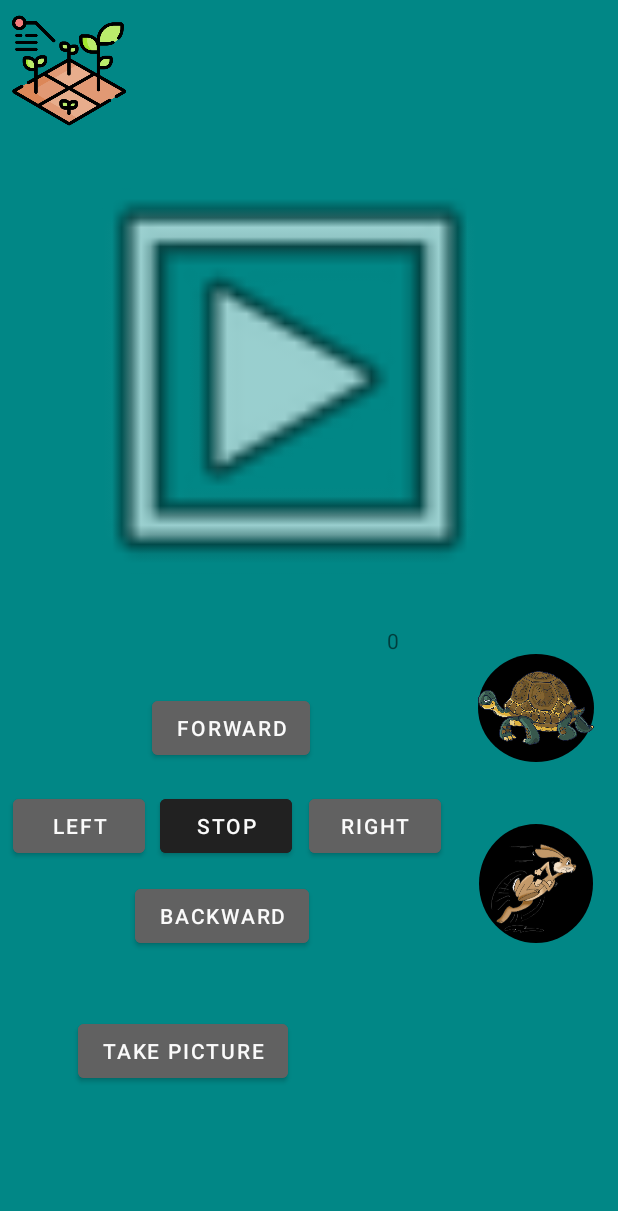
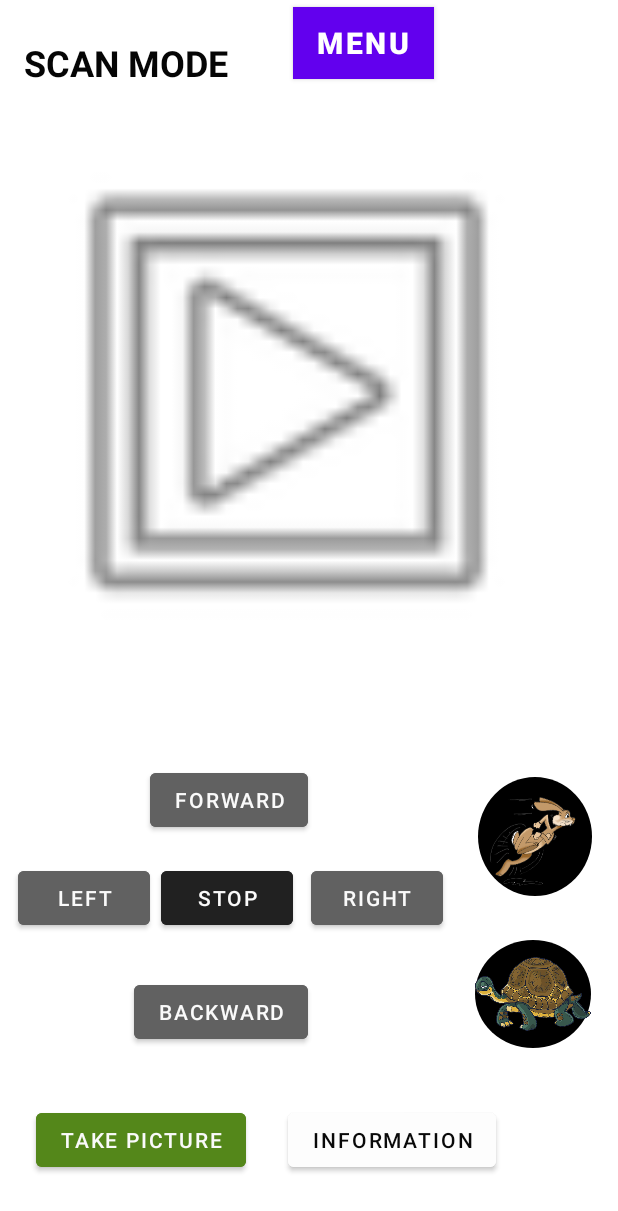
Before and after one commit to DIT113-V22/group-14, an Android app: the MainActivity screen opened directly, with no data from a screen before it, on a phone screen of 412 x 824 dp. Shown: the top 1211 px of the screen. Run offline under Robolectric (Android 15) with nearby library versions, the phone set to English and light mode, and no system bars; libraries missing offline, so code that uses them is left out: org.eclipse.paho; 2 statements that could not run were skipped.

Commit message:
landscape mode #38

```diff
--- a/android/SmartcarMqttController/app/src/main/java/platis/solutions/smartcarmqttcontroller/MainActivity.java
+++ b/android/SmartcarMqttController/app/src/main/java/platis/solutions/smartcarmqttcontroller/MainActivity.java
@@ -60,6 +60,19 @@ public class MainActivity extends AppCompatActivity {
         ImageButton turtleButton = findViewById(R.id.turtleButton);
         ImageButton rabbitButton = findViewById(R.id.rabbitButton);
 
+        Button menuButton;
+
+        menuButton = (Button) findViewById(R.id.menuButton);
+
+        menuButton.setOnClickListener(new View.OnClickListener() {
+            @Override
+            public void onClick(View view) {
+                Intent intent = new Intent(MainActivity.this, HomeScreen.class);
+                startActivity(intent);
+            }
+        });
+
+
         //action when the turtle button is clicked
         turtleButton.setOnClickListener(new View.OnClickListener() {
             @Override
@@ -114,8 +127,8 @@ public class MainActivity extends AppCompatActivity {
         });
 
         //Experiment to get the speed value on the screen. Not working properly yet
-        TextView textView = (TextView) findViewById(R.id.realSpeed);
-        textView.setText(Integer.toString(speedMode));
+       // TextView textView = (TextView) findViewById(R.id.realSpeed);
+        //textView.setText(Integer.toString(speedMode));
     }
 
     @Override
--- a/android/SmartcarMqttController/app/src/main/res/layout/activity_main.xml
+++ b/android/SmartcarMqttController/app/src/main/res/layout/activity_main.xml
@@ -8,66 +8,47 @@
 
     <androidx.constraintlayout.widget.ConstraintLayout
         android:id="@+id/linearLayout"
-        android:layout_width="0dp"
-        android:layout_height="0dp"
-        android:background="@color/teal_700"
+        android:layout_width="match_parent"
+        android:layout_height="match_parent"
+        android:background="@color/white"
         android:gravity="center"
         android:orientation="vertical"
-        app:layout_constraintBottom_toBottomOf="parent"
-        app:layout_constraintEnd_toEndOf="parent"
-        app:layout_constraintStart_toStartOf="parent"
-        app:layout_constraintTop_toTopOf="parent">
+        tools:layout_editor_absoluteX="0dp"
+        tools:layout_editor_absoluteY="-26dp">
 
-
-        <ImageView
-            android:id="@+id/imageView4"
-            android:layout_width="0dp"
-            android:layout_height="0dp"
-            android:layout_marginStart="6dp"
-            android:layout_marginTop="5dp"
-            android:layout_marginEnd="6dp"
-            android:layout_marginBottom="21dp"
-            app:layout_constraintBottom_toTopOf="@+id/imageView"
-            app:layout_constraintEnd_toStartOf="@+id/button12"
-            app:layout_constraintStart_toStartOf="@+id/imageView"
-            app:layout_constraintTop_toTopOf="parent"
-            app:srcCompat="@drawable/logo" />
 
         <Button
             android:id="@+id/button11"
             android:layout_width="wrap_content"
             android:layout_height="wrap_content"
-            android:layout_marginStart="101dp"
-            android:layout_marginEnd="111dp"
+            android:layout_marginStart="100dp"
             android:layout_marginBottom="17dp"
             android:backgroundTint="#616161"
             android:onClick="moveForward"
             android:text="FORWARD"
             android:textColor="#FAFAFA"
             app:layout_constraintBottom_toTopOf="@+id/button14"
-            app:layout_constraintEnd_toStartOf="@+id/turtleButton"
             app:layout_constraintStart_toStartOf="parent" />
 
         <Button
             android:id="@+id/button15"
             android:layout_width="wrap_content"
             android:layout_height="wrap_content"
-            android:layout_marginStart="8dp"
-            android:layout_marginEnd="221dp"
+            android:layout_marginStart="12dp"
+            android:layout_marginBottom="28dp"
             android:backgroundTint="#616161"
             android:onClick="turnLeft"
             android:text="Left"
             android:textColor="#FAFAFA"
-            app:layout_constraintBaseline_toBaselineOf="@+id/button14"
-            app:layout_constraintEnd_toStartOf="@+id/rabbitButton"
+            app:layout_constraintBottom_toTopOf="@+id/button12"
             app:layout_constraintStart_toStartOf="parent" />
 
         <Button
             android:id="@+id/button14"
             android:layout_width="wrap_content"
             android:layout_height="wrap_content"
-            android:layout_marginStart="10dp"
-            android:layout_marginBottom="12dp"
+            android:layout_marginStart="7dp"
+            android:layout_marginBottom="28dp"
             android:backgroundTint="#212121"
             android:onClick="stop"
             android:text="Stop"
@@ -79,49 +60,65 @@
             android:id="@+id/button13"
             android:layout_width="wrap_content"
             android:layout_height="wrap_content"
+            android:layout_marginStart="12dp"
+            android:layout_marginBottom="113dp"
             android:backgroundTint="#616161"
             android:onClick="turnRight"
             android:text="Right"
             android:textColor="#FAFAFA"
-            app:layout_constraintBaseline_toBaselineOf="@+id/button14"
-            app:layout_constraintStart_toEndOf="@+id/button12" />
+            app:layout_constraintBottom_toTopOf="@+id/information"
+            app:layout_constraintStart_toEndOf="@+id/button14" />
 
         <Button
             android:id="@+id/button12"
             android:layout_width="wrap_content"
             android:layout_height="wrap_content"
-            android:layout_marginStart="81dp"
-            android:layout_marginBottom="42dp"
+            android:layout_marginStart="89dp"
+            android:layout_marginBottom="37dp"
             android:backgroundTint="#616161"
             android:onClick="moveBackward"
             android:text="Backward"
             android:textColor="#FAFAFA"
             app:layout_constraintBottom_toTopOf="@+id/takePicture"
-            app:layout_constraintStart_toStartOf="@+id/button15" />
+            app:layout_constraintStart_toStartOf="parent" />
 
         <ImageView
             android:id="@+id/imageView"
-            android:layout_width="0dp"
-            android:layout_height="0dp"
+            android:layout_width="350dp"
+            android:layout_height="370dp"
             android:layout_marginStart="2dp"
             android:layout_marginTop="110dp"
             android:layout_marginEnd="2dp"
             android:layout_marginBottom="132dp"
             app:layout_constraintBottom_toTopOf="@+id/rabbitButton"
             app:layout_constraintEnd_toEndOf="parent"
+            app:layout_constraintHorizontal_bias="0.491"
             app:layout_constraintStart_toStartOf="parent"
             app:layout_constraintTop_toTopOf="parent"
+            app:layout_constraintVertical_bias="0.215"
             app:srcCompat="@android:drawable/ic_menu_slideshow" />
 
         <Button
             android:id="@+id/takePicture"
             android:layout_width="wrap_content"
             android:layout_height="wrap_content"
-            android:layout_marginStart="52dp"
-            android:layout_marginBottom="99dp"
-            android:backgroundTint="#616161"
+            android:layout_marginStart="24dp"
+            android:layout_marginBottom="40dp"
+            android:backgroundTint="#54871A"
             android:text="Take Picture"
             android:textColor="#FAFAFA"
+            app:layout_constraintBottom_toBottomOf="parent"
+            app:layout_constraintStart_toStartOf="parent" />
+
+        <Button
+            android:id="@+id/information"
+            android:layout_width="wrap_content"
+            android:layout_height="wrap_content"
+            android:layout_marginStart="192dp"
+            android:layout_marginBottom="40dp"
+            android:backgroundTint="#FDFDFD"
+            android:text="INFORMATION"
+            android:textColor="#090909"
             app:layout_constraintBottom_toBottomOf="parent"
             app:layout_constraintStart_toStartOf="parent" />
 
@@ -129,42 +126,57 @@
             android:id="@+id/turtleButton"
             android:layout_width="77dp"
             android:layout_height="72dp"
-            android:layout_marginEnd="16dp"
-            android:layout_marginBottom="297dp"
+            android:layout_marginStart="111dp"
+            android:layout_marginBottom="37dp"
             android:background="@drawable/button_select_states"
             android:scaleType="fitCenter"
             android:src="@drawable/turtle2"
-            app:layout_constraintBottom_toBottomOf="parent"
-            app:layout_constraintEnd_toEndOf="parent"
-            app:layout_constraintStart_toEndOf="@+id/button11"
-            app:layout_constraintTop_toBottomOf="@+id/imageView" />
+            app:layout_constraintBottom_toTopOf="@+id/information"
+            app:layout_constraintStart_toEndOf="@+id/button12" />
 
         <ImageButton
             android:id="@+id/rabbitButton"
             android:layout_width="76dp"
             android:layout_height="79dp"
-            android:layout_marginEnd="16dp"
-            android:layout_marginBottom="195dp"
+            android:layout_marginEnd="17dp"
+            android:layout_marginBottom="29dp"
             android:adjustViewBounds="true"
             android:background="@drawable/button_select_states"
             android:scaleType="fitCenter"
+
             android:src="@drawable/rabbit"
             android:text="ToggleButton"
-            app:layout_constraintBottom_toBottomOf="parent"
-            app:layout_constraintEnd_toEndOf="parent"
-            app:layout_constraintStart_toEndOf="@+id/button15"
-            app:layout_constraintTop_toBottomOf="@+id/imageView" />
+            app:layout_constraintBottom_toTopOf="@+id/turtleButton"
+            app:layout_constraintEnd_toEndOf="parent" />
 
         <TextView
-            android:id="@+id/realSpeed"
-            android:layout_width="128dp"
-            android:layout_height="0dp"
-            android:layout_marginEnd="26dp"
-            android:layout_marginBottom="22dp"
-            android:text="TextView"
-            app:layout_constraintBottom_toBottomOf="parent"
-            app:layout_constraintEnd_toEndOf="parent"
-            app:layout_constraintTop_toBottomOf="@+id/imageView" />
+            android:id="@+id/textView3"
+            android:layout_width="wrap_content"
+            android:layout_height="wrap_content"
+            android:layout_marginStart="16dp"
+            android:layout_marginTop="25dp"
+            android:text="SCAN MODE"
+            android:textColor="#050505"
+            android:textSize="24sp"
+            android:textStyle="bold"
+            app:layout_constraintStart_toStartOf="parent"
+            app:layout_constraintTop_toTopOf="parent" />
 
-    </androidx.constraintlayout.widget.ConstraintLayout>
+        <Button
+            android:id="@+id/menuButton"
+            android:layout_width="wrap_content"
+            android:layout_height="wrap_content"
+            android:layout_marginStart="43dp"
+            android:layout_marginBottom="37dp"
+            android:background="#69A525"
+            android:backgroundTint="#69B118"
+            android:text="MENU"
+            android:textSize="20sp"
+            android:textStyle="bold"
+            app:layout_constraintBottom_toTopOf="@+id/imageView"
+            app:layout_constraintStart_toEndOf="@+id/textView3" />
+
+
+
+     </androidx.constraintlayout.widget.ConstraintLayout>
 </androidx.constraintlayout.widget.ConstraintLayout>
```
Also changed, not shown: android/SmartcarMqttController/app/src/main/res/layout/activity_home_screen.xml (+28 -21 lines), android/SmartcarMqttController/app/src/main/res/layout/activity_status_screen.xml (+30 -25 lines).
